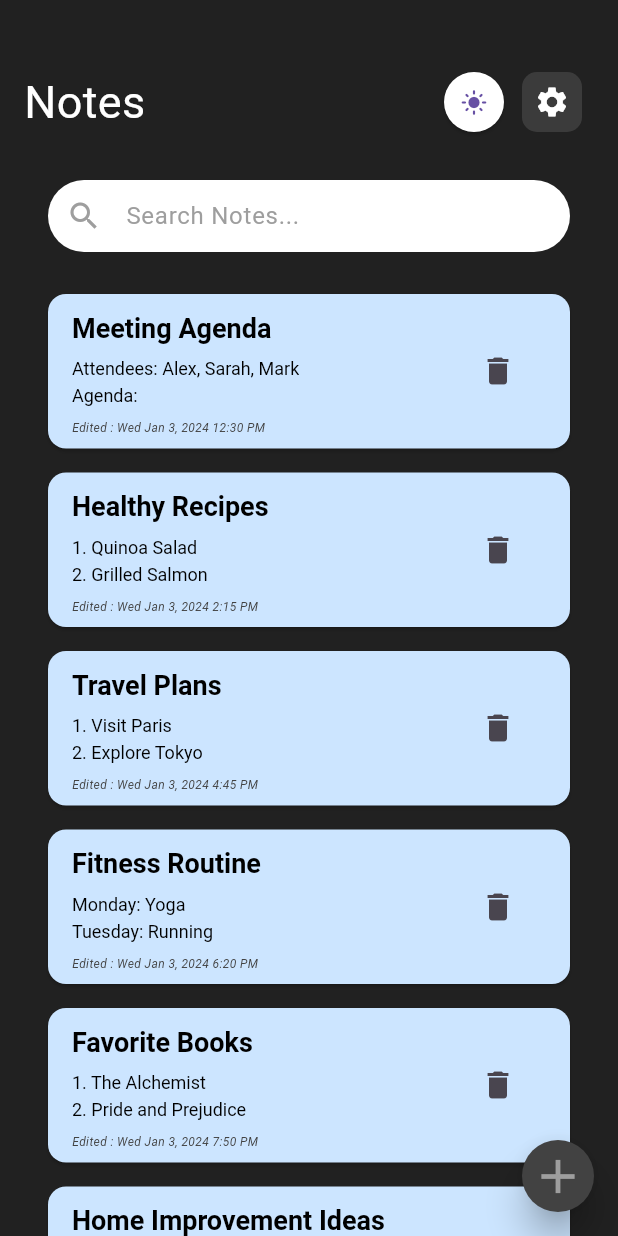
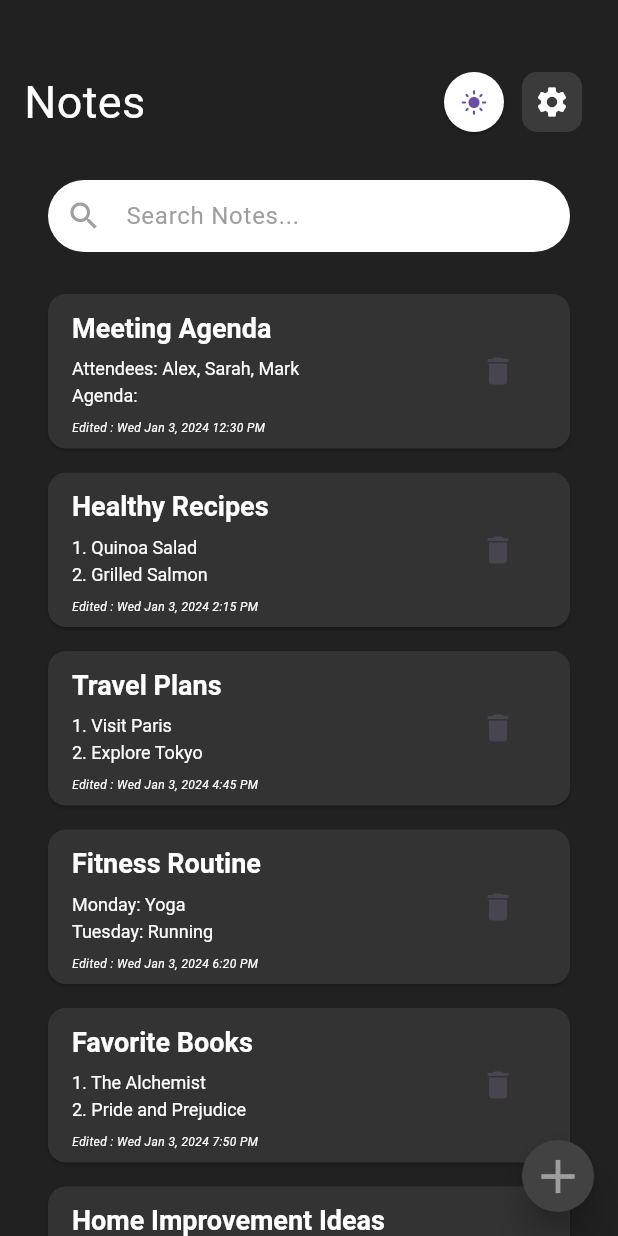
Before and after one commit to AnupamBB/Flutter_ToDo_app, a Flutter app: the screen it shows after launch, after a tap on the "dark mode" icon, on a phone screen of 412 x 824 dp. Run offline on Flutter 3.47's test engine with Material 3 defaults, Android fonts, the phone set to English and light mode, and no system bars.

Commit message:
theme added

```diff
--- a/lib/constants/colors.dart
+++ b/lib/constants/colors.dart
@@ -12,3 +12,16 @@ List<Color> backgroundColors = [
     const Color(0xFFD4EDDA), // mint green
     const Color(0xFFFFF3CD), // pale orange
   ];
+
+  List<Color> backgroundDarkColors = [
+  const Color(0xFF333333), // Dark grey
+  const Color(0xFF444444), // Dark grey
+  const Color(0xFF555555), // Dark grey
+  const Color(0xFF666666), // Dark grey
+  const Color(0xFF777777), // Dark grey
+  const Color(0xFF888888), // dark grey
+  const Color(0xFF444444), // Dark grey
+  const Color(0xFF555555), // Dark grey
+  const Color(0xFF999999), // Dark grey
+  const Color(0xFF000000), // Black
+];
--- a/lib/screens/home.dart
+++ b/lib/screens/home.dart
@@ -16,7 +16,7 @@ class HomeScreen extends StatefulWidget {
 
 class _HomeScreenState extends State<HomeScreen> {
   List<Note> filteredNotes = [];
-  bool isDarkMode = false; // Added variable to track the mode
+  bool isDarkMode = false;
 
   @override
   void initState() {
@@ -24,9 +24,14 @@ class _HomeScreenState extends State<HomeScreen> {
     filteredNotes = sampleNotes;
   }
 
-  getRandomColor() {
+  getRandomLightColor() {
     Random random = Random();
     return backgroundColors[random.nextInt(backgroundColors.length)];
+  }
+
+  getRandomDarkColor() {
+    Random random = Random();
+    return backgroundDarkColors[random.nextInt(backgroundDarkColors.length)];
   }
 
   void onSearchTextChanged(String searchText) {
@@ -147,7 +152,9 @@ class _HomeScreenState extends State<HomeScreen> {
                 return Padding(
                   padding: const EdgeInsets.fromLTRB(12, 0, 12, 8),
                   child: Card(
-                    color: getRandomColor(),
+                    color: isDarkMode
+                        ? getRandomDarkColor()
+                        : getRandomLightColor(),
                     child: ListTile(
                       onTap: () async {
                         final result = await Navigator.push(
@@ -182,23 +189,22 @@ class _HomeScreenState extends State<HomeScreen> {
                             overflow: TextOverflow.ellipsis,
                             text: TextSpan(
                               text: '${filteredNotes[index].title} ',
-                              style: const TextStyle(
-                                color: Colors.black,
+                              style: TextStyle(
+                                color: isDarkMode ? Colors.white : Colors.black,
                                 fontWeight: FontWeight.bold,
                                 fontSize: 18,
                                 height: 1.5,
                               ),
                             ),
                           ),
-                          const SizedBox(
-                              height: 5), // Adding space between texts
+                          const SizedBox(height: 5),
                           RichText(
                             maxLines: 2,
                             overflow: TextOverflow.ellipsis,
                             text: TextSpan(
                               text: '${filteredNotes[index].content} \n',
-                              style: const TextStyle(
-                                color: Colors.black,
+                              style: TextStyle(
+                                color: isDarkMode ? Colors.white : Colors.black,
                                 fontWeight: FontWeight.normal,
                                 fontSize: 12,
                                 height: 1.5,
@@ -214,7 +220,7 @@ class _HomeScreenState extends State<HomeScreen> {
                           style: TextStyle(
                               fontSize: 8,
                               fontStyle: FontStyle.italic,
-                              color: Colors.grey.shade800),
+                              color: isDarkMode ? Colors.white : Colors.black),
                         ),
                       ),
                       trailing: IconButton(
```
